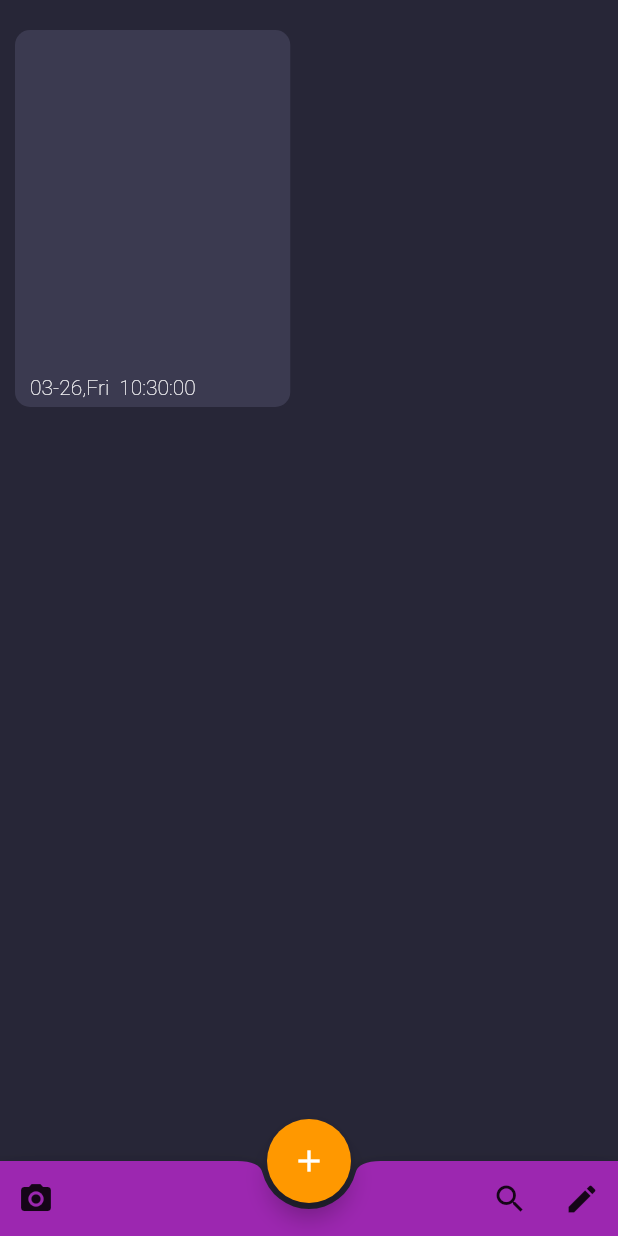
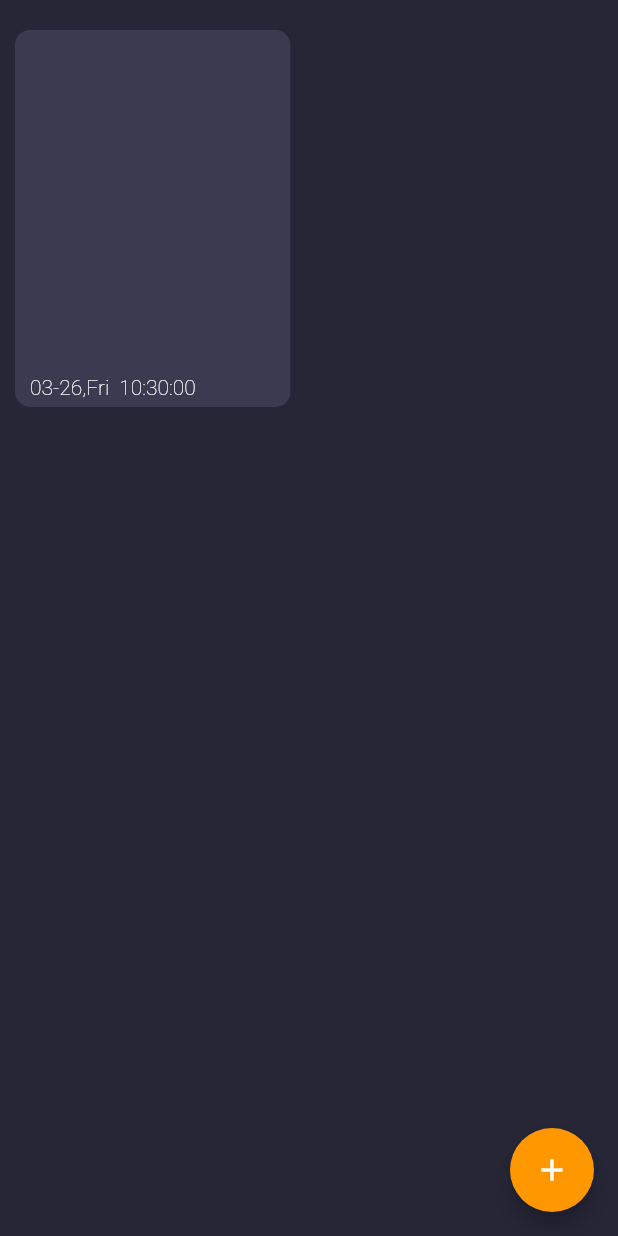
Before and after one commit to viktorvoltz/smartnote, a Flutter app: the NoteList screen opened by its route, after a tap on the "add" icon, after a tap on the "save" icon, on a phone screen of 412 x 824 dp. Run offline on Flutter 3.47's test engine with Material 2 defaults, Android fonts, the phone set to English and light mode, and no system bars; our stand-ins replace avatar_glow, flutter_local_notifications, flutter_svg, image_picker, speech_to_text, sqflite; missing offline and left inert: highlight_text; accounts and stored records are empty.

Commit message:
improving ui

```diff
--- a/lib/screens/note_llist.dart
+++ b/lib/screens/note_llist.dart
@@ -93,7 +93,7 @@ class NoteListState extends State<NoteList> {
                                     ),
                                     SizedBox(height: 4),
                                     _NoteText(notess[index]['text']),
-                                    notess[index]['stext'] == 'speech text'
+                                    notess[index]['stext'] == 'speech text' || notess[index]['stext'] == 'null'
                                         ? Container()
                                         : Container(
                                             child: Text(
@@ -137,30 +137,6 @@ class NoteListState extends State<NoteList> {
           );
         },
       ),
-      bottomNavigationBar: BottomAppBar(
-        shape: CircularNotchedRectangle(),
-        color: Colors.purple,
-        child: Container(
-          height: 50,
-          child: Row(
-            children: [
-              IconButton(
-                icon: Icon(Icons.camera_alt),
-                onPressed: () {},
-              ),
-              Spacer(),
-              IconButton(
-                icon: Icon(Icons.search),
-                onPressed: () {},
-              ),
-              IconButton(
-                icon: Icon(Icons.edit),
-                onPressed: () {},
-              ),
-            ],
-          ),
-        ),
-      ),
       floatingActionButton: FloatingActionButton(
         backgroundColor: Colors.orange,
         child: Icon(Icons.add),
@@ -172,7 +148,7 @@ class NoteListState extends State<NoteList> {
           setState(() {});
         },
       ),
-      floatingActionButtonLocation: FloatingActionButtonLocation.centerDocked,
+      floatingActionButtonLocation: FloatingActionButtonLocation.endFloat,
     );
   }
 }
--- a/lib/screens/views.dart
+++ b/lib/screens/views.dart
@@ -1,5 +1,4 @@
 import 'dart:convert';
-
 import 'package:flutter/material.dart';
 import 'package:smartnote/inherited_widget/note_inherited_widget.dart';
 import 'note.dart';
@@ -41,11 +40,12 @@ class _ViewsState extends State<Views> {
                       width: double.infinity,
                       child: ClipRRect(
                         borderRadius: BorderRadius.circular(10),
-                          child: Image.memory(base64.decode(widget.note['photo']), fit: BoxFit.none,)
+                          child: Image.memory(base64.decode(widget.note['photo']), fit: BoxFit.cover,)
                           ),
                       decoration: BoxDecoration(
                           borderRadius: BorderRadius.circular(10)),
                     ),
+              SizedBox(height: 10),
               Container(
                 child: Text(
                   widget.note['title'].toString().toUpperCase(),
@@ -65,7 +65,7 @@ class _ViewsState extends State<Views> {
                   textAlign: TextAlign.left,
                 ),
               ),
-              widget.note['stext'] == 'speech text' ? Container() :
+              widget.note['stext'] == 'speech text' || widget.note['stext'] == 'null' ? Container() :
               Container(
                 child: Text(
                   widget.note['stext'],
```
Also changed, not shown: lib/screens/edit_screen.dart (+16 -11 lines).
